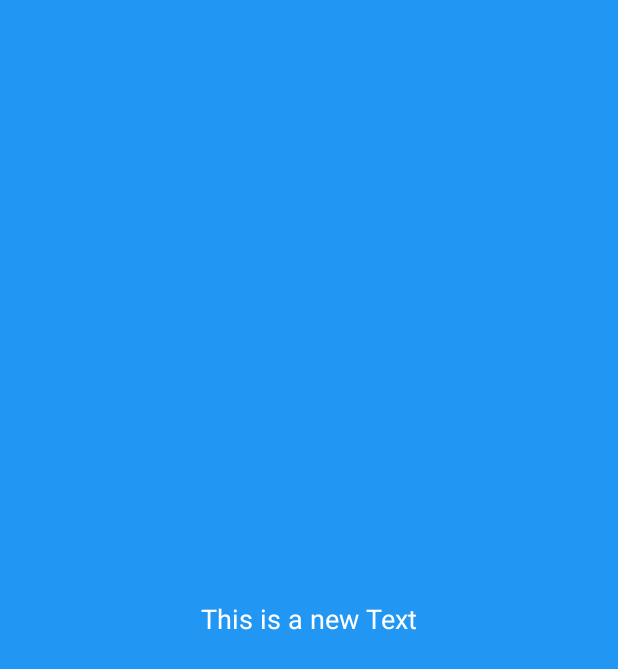
After one commit to rootrl/AndroidSamples, an Android app: the SwitchViewActivity screen opened directly, with no data from a screen before it, on a phone screen of 412 x 824 dp. The commit adds this screen. Shown: the top 669 px of the screen. Run offline under Robolectric (Android 15) with nearby library versions, the phone set to English and light mode, and no system bars.

Commit message:
Switch view activity

```diff
--- /dev/null
+++ b/app/src/main/java/com/rootrl/androidsamples/SwitchViewActivity.java
@@ -0,0 +1,156 @@
+package com.rootrl.androidsamples;
+
+import androidx.appcompat.app.AppCompatActivity;
+
+import android.graphics.Color;
+import android.media.MediaPlayer;
+import android.os.Bundle;
+import android.os.Handler;
+import android.util.Log;
+import android.view.View;
+import android.widget.ImageView;
+import android.widget.TextView;
+import android.widget.VideoView;
+
+public class SwitchViewActivity extends AppCompatActivity {
+
+    public final static String TAG = "SwitchViewActivity";
+
+    TextView textView;
+
+    ImageView imageView;
+
+    VideoView videoView;
+
+    View imageContentView;
+
+    // text view
+    public static final int VIEW_TYPE_TEXT_VIEW = 1;
+
+    // image view
+    public static final int VIEW_TYPE_IMAGE_VIEW = 2;
+
+    // video view
+    public static final int VIEW_TYPE_VIDEO_VIEW = 3;
+
+    // 1 textView 2
+    public int currentView = VIEW_TYPE_TEXT_VIEW;
+
+    @Override
+    protected void onCreate(Bundle savedInstanceState) {
+        super.onCreate(savedInstanceState);
+        setContentView(R.layout.activity_switch_view);
+
+        imageContentView = findViewById(R.id.view);
+
+        textView = findViewById(R.id.textView4);
+
+        imageView = findViewById(R.id.imageView5);
+
+        videoView = findViewById(R.id.videoView2);
+
+        // 禁止弹窗
+        videoView.setOnErrorListener(new MediaPlayer.OnErrorListener() {
+            public boolean onError(MediaPlayer mp, int what, int extra) {
+                videoView.stopPlayback();
+                return true;
+            }
+        });
+
+        // 设置背景
+        videoView.setOnPreparedListener(new MediaPlayer.OnPreparedListener() {
+            @Override
+            public void onPrepared(MediaPlayer mp) {
+
+                videoView.setBackgroundColor(Color.TRANSPARENT);
+
+                mp.setOnInfoListener(new MediaPlayer.OnInfoListener() {
+                    @Override
+                    public boolean onInfo(MediaPlayer mp, int what, int extra) {
+                        if (what == MediaPlayer.MEDIA_INFO_VIDEO_RENDERING_START)
+                            videoView.setBackgroundColor(Color.TRANSPARENT);
+                        return true;
+                    }
+                });
+            }
+        });
+
+        // 默认界面
+        excuteTextView();
+
+        final Handler handler = new Handler();
+
+        Runnable r = new Runnable() {
+            @Override
+            public void run() {
+
+                dispacheView();
+
+                handler.postDelayed(this, 20000);
+            }
+        };
+
+        handler.postDelayed(r, 20000);
+    }
+
+    protected void dispacheView()
+    {
+        setAllGone();
+
+        if (currentView == VIEW_TYPE_TEXT_VIEW) {
+            excuteImageView();
+        } else if (currentView == VIEW_TYPE_IMAGE_VIEW) {
+            excuteVoideoView();
+        } else {
+            excuteTextView();
+        }
+    }
+
+    // 设置TextView
+    protected void excuteTextView() {
+        imageContentView.setVisibility(View.VISIBLE);
+        textView.setText("This is a new Text");
+
+        currentView = VIEW_TYPE_TEXT_VIEW;
+
+        Log.e(TAG, "excuteTextView: ..." );
+    }
+
+    // 设置imageView
+    protected void excuteImageView() {
+        imageView.setVisibility(View.VISIBLE);
+
+        currentView = VIEW_TYPE_IMAGE_VIEW;
+
+        Log.e(TAG, "excuteImageView: ..." );
+    }
+
+    // 设置videoView
+    protected void excuteVoideoView() {
+
+        try {
+            videoView.setBackgroundColor(Color.BLUE);
+
+            videoView.setVideoPath("https://flv2.bn.netease.com/videolib1/1811/26/OqJAZ893T/HD/OqJAZ893T-mobile.mp4");
+
+            videoView.setVisibility(View.VISIBLE);
+
+            videoView.start();
+
+        } catch (Exception e) {
+            Log.e(TAG, "excuteVoideoView: Error" );
+        }
+
+        currentView = VIEW_TYPE_VIDEO_VIEW;
+
+        Log.e(TAG, "excuteVoideoView: ...." );
+    }
+
+    protected void setAllGone() {
+        imageContentView.setVisibility(View.GONE);
+
+        videoView.setVisibility(View.GONE);
+
+        imageView.setVisibility(View.GONE);
+    }
+}
--- /dev/null
+++ b/app/src/main/res/layout/activity_switch_view.xml
@@ -0,0 +1,59 @@
+<?xml version="1.0" encoding="utf-8"?>
+<androidx.constraintlayout.widget.ConstraintLayout xmlns:android="http://schemas.android.com/apk/res/android"
+    xmlns:app="http://schemas.android.com/apk/res-auto"
+    xmlns:tools="http://schemas.android.com/tools"
+    android:layout_width="match_parent"
+    android:layout_height="match_parent"
+    tools:context=".SwitchViewActivity">
+
+    <androidx.constraintlayout.widget.ConstraintLayout
+        android:id="@+id/view"
+        android:layout_width="0dp"
+        android:layout_height="0dp"
+        android:background="#2196F3"
+        android:visibility="gone"
+        app:layout_constraintBottom_toBottomOf="parent"
+        app:layout_constraintEnd_toEndOf="parent"
+        app:layout_constraintStart_toStartOf="parent"
+        app:layout_constraintTop_toTopOf="parent">
+
+        <TextView
+            android:id="@+id/textView4"
+            android:layout_width="wrap_content"
+            android:layout_height="wrap_content"
+            android:text="@string/common_text"
+            android:textColor="#FFFFFF"
+            android:textSize="18sp"
+            app:layout_constraintBottom_toBottomOf="@+id/view"
+            app:layout_constraintEnd_toEndOf="@+id/view"
+            app:layout_constraintStart_toStartOf="@+id/view"
+            app:layout_constraintTop_toTopOf="@+id/view"
+            tools:layout_conversion_absoluteHeight="0dp"
+            tools:layout_conversion_absoluteWidth="0dp" />
+    </androidx.constraintlayout.widget.ConstraintLayout>
+
+    <ImageView
+        android:id="@+id/imageView5"
+        android:layout_width="0dp"
+        android:layout_height="0dp"
+        android:contentDescription="@string/common_text"
+        android:visibility="gone"
+        app:layout_constraintBottom_toBottomOf="parent"
+        app:layout_constraintEnd_toEndOf="parent"
+        app:layout_constraintStart_toStartOf="parent"
+        app:layout_constraintTop_toTopOf="parent"
+        app:srcCompat="@drawable/demo" />
+
+    <VideoView
+        android:id="@+id/videoView2"
+        android:layout_width="0dp"
+        android:layout_height="0dp"
+        android:background="#2196F3"
+        android:visibility="gone"
+        app:layout_constraintBottom_toBottomOf="parent"
+        app:layout_constraintEnd_toEndOf="parent"
+        app:layout_constraintStart_toStartOf="parent"
+        app:layout_constraintTop_toTopOf="parent" />
+
+
+</androidx.constraintlayout.widget.ConstraintLayout>
--- a/app/src/main/res/values/strings.xml
+++ b/app/src/main/res/values/strings.xml
@@ -1,4 +1,6 @@
 <resources>
     <string name="app_name">AndroidSamples</string>
     <string name="title_activity_banner">BannerActivity</string>
+    <string name="image_description">this is a image</string>
+    <string name="common_text">common text</string>
 </resources>
--- a/app/src/main/res/values/styles.xml
+++ b/app/src/main/res/values/styles.xml
@@ -9,8 +9,9 @@
     </style>
 
     <style name="AppTheme.NoActionBar">
-        <item name="windowActionBar">false</item>
+        <item name="windowActionBar">true</item>
         <item name="windowNoTitle">true</item>
+        <item name="android:windowFullscreen">true</item>
     </style>
 
     <style name="AppTheme.AppBarOverlay" parent="ThemeOverlay.AppCompat.Dark.ActionBar" />
```
Also changed, not shown: app/src/main/AndroidManifest.xml (+5 -3 lines), app/src/main/java/com/rootrl/androidsamples/BannerActivity.java (+7 -0 lines), app/src/main/java/com/rootrl/androidsamples/ImmertionActivity.java (added, +51 -0 lines), app/src/main/java/com/rootrl/androidsamples/MainActivity.java (+10 -0 lines), app/src/main/res/layout/activity_demo.xml (+25 -0 lines), app/src/main/res/layout/activity_immertion.xml (added, +10 -0 lines), app/src/main/res/layout/activity_main.xml (+22 -0 lines).
